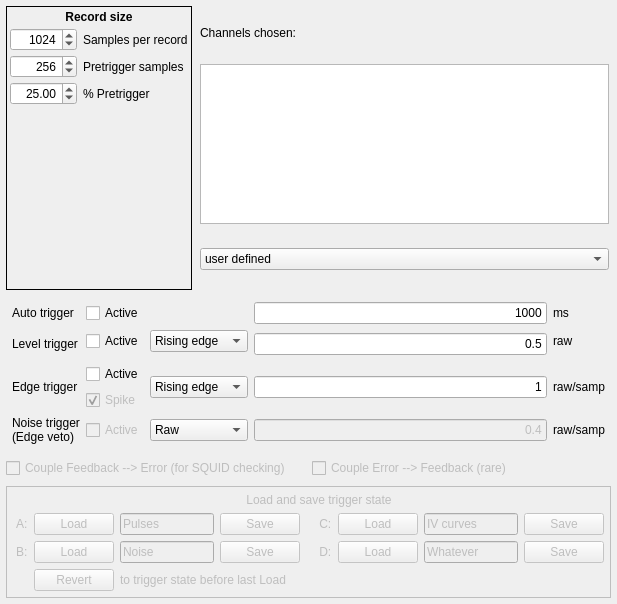
Before: the Qt Designer form triggerconfig.ui in usnistgov/dastardcommander, drawn with Qt 5.
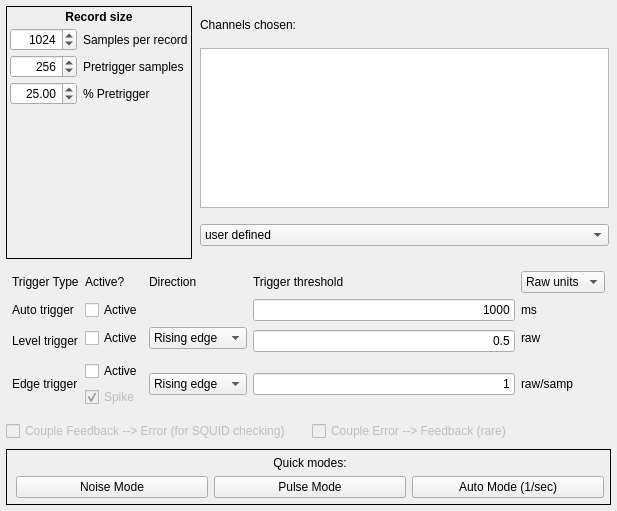
After: the same form once the commit is applied.

Commit message: Quick select buttons for noise, pulse or auto data

```diff
--- a/triggerconfig.ui
+++ b/triggerconfig.ui
@@ -7,7 +7,7 @@
     <x>0</x>
     <y>0</y>
     <width>617</width>
-    <height>604</height>
+    <height>511</height>
    </rect>
   </property>
   <property name="sizePolicy">
@@ -290,18 +290,62 @@
       <property name="verticalSpacing">
        <number>6</number>
       </property>
-      <item row="1" column="1">
-       <widget class="QCheckBox" name="levelTrigActive">
+      <item row="5" column="0" rowspan="2">
+       <widget class="QLabel" name="edgeTrigLabel">
+        <property name="text">
+         <string>Edge trigger</string>
+        </property>
+        <property name="alignment">
+         <set>Qt::AlignLeading|Qt::AlignLeft|Qt::AlignVCenter</set>
+        </property>
+        <property name="wordWrap">
+         <bool>true</bool>
+        </property>
+        <property name="margin">
+         <number>2</number>
+        </property>
+       </widget>
+      </item>
+      <item row="5" column="4" rowspan="2">
+       <widget class="QLabel" name="edgeUnitsLabel">
+        <property name="text">
+         <string>raw/samp</string>
+        </property>
+       </widget>
+      </item>
+      <item row="5" column="3" rowspan="2">
+       <widget class="QLineEdit" name="edgeEdit">
+        <property name="sizePolicy">
+         <sizepolicy hsizetype="MinimumExpanding" vsizetype="Fixed">
+          <horstretch>0</horstretch>
+          <verstretch>0</verstretch>
+         </sizepolicy>
+        </property>
+        <property name="minimumSize">
+         <size>
+          <width>10</width>
+          <height>0</height>
+         </size>
+        </property>
+        <property name="baseSize">
+         <size>
+          <width>100</width>
+          <height>0</height>
+         </size>
+        </property>
         <property name="toolTip">
          <string>Turn on level trigger for selected channels</string>
         </property>
         <property name="text">
-         <string>Active</string>
+         <string>1</string>
         </property>
+        <property name="alignment">
+         <set>Qt::AlignRight|Qt::AlignTrailing|Qt::AlignVCenter</set>
+        </property>
        </widget>
       </item>
-      <item row="1" column="3" rowspan="2">
-       <widget class="QLineEdit" name="levelEdit">
+      <item row="1" column="3">
+       <widget class="QLineEdit" name="autoTimeEdit">
         <property name="sizePolicy">
          <sizepolicy hsizetype="MinimumExpanding" vsizetype="Fixed">
           <horstretch>0</horstretch>
@@ -324,14 +368,14 @@
          <string>Raw or voltage level for the level trigger</string>
         </property>
         <property name="text">
-         <string>0.5</string>
+         <string>1000</string>
         </property>
         <property name="alignment">
          <set>Qt::AlignRight|Qt::AlignTrailing|Qt::AlignVCenter</set>
         </property>
        </widget>
       </item>
-      <item row="0" column="0">
+      <item row="1" column="0">
        <widget class="QLabel" name="autoTrigLabel">
         <property name="text">
          <string>Auto trigger</string>
@@ -341,14 +385,7 @@
         </property>
        </widget>
       </item>
-      <item row="8" column="4">
-       <widget class="QLabel" name="noiseUnitsLabel">
-        <property name="text">
-         <string>raw/samp</string>
-        </property>
-       </widget>
-      </item>
-      <item row="5" column="1">
+      <item row="6" column="1">
        <widget class="QCheckBox" name="spikeReject">
         <property name="enabled">
          <bool>false</bool>
@@ -364,15 +401,65 @@
         </property>
        </widget>
       </item>
-      <item row="0" column="4">
+      <item row="2" column="2">
+       <widget class="QComboBox" name="levelRiseFallBoth">
+        <item>
+         <property name="text">
+          <string>Rising edge</string>
+         </property>
+        </item>
+        <item>
+         <property name="text">
+          <string>Falling edge</string>
+         </property>
+        </item>
+        <item>
+         <property name="text">
+          <string>Either</string>
+         </property>
+        </item>
+       </widget>
+      </item>
+      <item row="2" column="3" rowspan="2">
+       <widget class="QLineEdit" name="levelEdit">
+        <property name="sizePolicy">
+         <sizepolicy hsizetype="MinimumExpanding" vsizetype="Fixed">
+          <horstretch>0</horstretch>
+          <verstretch>0</verstretch>
+         </sizepolicy>
+        </property>
+        <property name="minimumSize">
+         <size>
+          <width>10</width>
+          <height>0</height>
+         </size>
+        </property>
+        <property name="baseSize">
+         <size>
+          <width>100</width>
+          <height>0</height>
+         </size>
+        </property>
+        <property name="toolTip">
+         <string>Raw or voltage level for the level trigger</string>
+        </property>
+        <property name="text">
+         <string>0.5</string>
+        </property>
+        <property name="alignment">
+         <set>Qt::AlignRight|Qt::AlignTrailing|Qt::AlignVCenter</set>
+        </property>
+       </widget>
+      </item>
+      <item row="1" column="4">
        <widget class="QLabel" name="autoUnitsLabel">
         <property name="text">
          <string>ms</string>
         </property>
        </widget>
       </item>
-      <item row="4" column="1">
-       <widget class="QCheckBox" name="edgeTrigActive">
+      <item row="2" column="1">
+       <widget class="QCheckBox" name="levelTrigActive">
         <property name="toolTip">
          <string>Turn on edge trigger for selected channels</string>
         </property>
@@ -381,7 +468,7 @@
         </property>
        </widget>
       </item>
-      <item row="4" column="2" rowspan="2">
+      <item row="5" column="2" rowspan="2">
        <widget class="QComboBox" name="edgeRiseFallBoth">
         <property name="toolTip">
          <string>Trigger these channels on rising edges, falling edges, or both</string>
@@ -408,7 +495,17 @@
         </item>
        </widget>
       </item>
-      <item row="1" column="0" rowspan="2">
+      <item row="5" column="1">
+       <widget class="QCheckBox" name="edgeTrigActive">
+        <property name="toolTip">
+         <string>Turn on edge trigger for selected channels</string>
+        </property>
+        <property name="text">
+         <string>Active</string>
+        </property>
+       </widget>
+      </item>
+      <item row="2" column="0" rowspan="2">
        <widget class="QLabel" name="levelTrigLabel">
         <property name="text">
          <string>Level trigger</string>
@@ -418,81 +515,14 @@
         </property>
        </widget>
       </item>
-      <item row="4" column="0" rowspan="2">
-       <widget class="QLabel" name="edgeTrigLabel">
-        <property name="text">
-         <string>Edge trigger</string>
-        </property>
-        <property name="alignment">
-         <set>Qt::AlignLeading|Qt::AlignLeft|Qt::AlignVCenter</set>
-        </property>
-        <property name="wordWrap">
-         <bool>true</bool>
-        </property>
-        <property name="margin">
-         <number>2</number>
-        </property>
-       </widget>
-      </item>
-      <item row="4" column="3" rowspan="2">
-       <widget class="QLineEdit" name="edgeEdit">
-        <property name="sizePolicy">
-         <sizepolicy hsizetype="MinimumExpanding" vsizetype="Fixed">
-          <horstretch>0</horstretch>
-          <verstretch>0</verstretch>
-         </sizepolicy>
-        </property>
-        <property name="minimumSize">
-         <size>
-          <width>10</width>
-          <height>0</height>
-         </size>
-        </property>
-        <property name="baseSize">
-         <size>
-          <width>100</width>
-          <height>0</height>
-         </size>
-        </property>
-        <property name="toolTip">
-         <string>Slope threshhold, in Volts/ms.</string>
-        </property>
-        <property name="text">
-         <string>1</string>
-        </property>
-        <property name="alignment">
-         <set>Qt::AlignRight|Qt::AlignTrailing|Qt::AlignVCenter</set>
-        </property>
-       </widget>
-      </item>
-      <item row="4" column="4" rowspan="2">
-       <widget class="QLabel" name="edgeUnitsLabel">
-        <property name="text">
-         <string>raw/samp</string>
-        </property>
-       </widget>
-      </item>
-      <item row="1" column="4">
+      <item row="2" column="4">
        <widget class="QLabel" name="levelUnitsLabel">
         <property name="text">
          <string>raw</string>
         </property>
        </widget>
       </item>
-      <item row="8" column="1">
-       <widget class="QCheckBox" name="noiseTrigActive">
-        <property name="enabled">
-         <bool>false</bool>
-        </property>
-        <property name="toolTip">
-         <string>Turn on noise (pulse-free) trigger for selected channels</string>
-        </property>
-        <property name="text">
-         <string>Active</string>
-        </property>
-       </widget>
-      </item>
-      <item row="0" column="1">
+      <item row="1" column="1">
        <widget class="QCheckBox" name="autoTrigActive">
         <property name="toolTip">
          <string>Turn on auto-trigger for selected channels</string>
@@ -502,102 +532,7 @@
         </property>
        </widget>
       </item>
-      <item row="8" column="3">
-       <widget class="QLineEdit" name="noiseEdit">
-        <property name="enabled">
-         <bool>false</bool>
-        </property>
-        <property name="sizePolicy">
-         <sizepolicy hsizetype="MinimumExpanding" vsizetype="Fixed">
-          <horstretch>0</horstretch>
-          <verstretch>0</verstretch>
-         </sizepolicy>
-        </property>
-        <property name="minimumSize">
-         <size>
-          <width>10</width>
-          <height>0</height>
-         </size>
-        </property>
-        <property name="baseSize">
-         <size>
-          <width>100</width>
-          <height>0</height>
-         </size>
-        </property>
-        <property name="toolTip">
-         <string>Pulses large than this threshold are NOT recorded in noise trigger mode.</string>
-        </property>
-        <property name="text">
-         <string>0.4</string>
-        </property>
-        <property name="alignment">
-         <set>Qt::AlignRight|Qt::AlignTrailing|Qt::AlignVCenter</set>
-        </property>
-       </widget>
-      </item>
-      <item row="1" column="2">
-       <widget class="QComboBox" name="levelRiseFallBoth">
-        <item>
-         <property name="text">
-          <string>Rising edge</string>
-         </property>
-        </item>
-        <item>
-         <property name="text">
-          <string>Falling edge</string>
-         </property>
-        </item>
-        <item>
-         <property name="text">
-          <string>Either</string>
-         </property>
-        </item>
-       </widget>
-      </item>
-      <item row="0" column="3">
-       <widget class="QLineEdit" name="autoTimeEdit">
-        <property name="sizePolicy">
-         <sizepolicy hsizetype="MinimumExpanding" vsizetype="Fixed">
-          <horstretch>0</horstretch>
-          <verstretch>0</verstretch>
-         </sizepolicy>
-        </property>
-        <property name="minimumSize">
-         <size>
-          <width>10</width>
-          <height>0</height>
-         </size>
-        </property>
-        <property name="baseSize">
-         <size>
-          <width>100</width>
-          <height>0</height>
-         </size>
-        </property>
-        <property name="toolTip">
-         <string>Time between auto triggers (ms)</string>
-        </property>
-        <property name="text">
-         <string>1000</string>
-        </property>
-        <property name="alignment">
-         <set>Qt::AlignRight|Qt::AlignTrailing|Qt::AlignVCenter</set>
-        </property>
-       </widget>
-      </item>
-      <item row="8" column="0">
-       <widget class="QLabel" name="noiseTrigLabel">
-        <property name="text">
-         <string>Noise trigger
-(Edge veto)</string>
-        </property>
-        <property name="margin">
-         <number>2</number>
-        </property>
-       </widget>
-      </item>
-      <item row="8" column="2">
+      <item row="0" column="4">
        <widget class="QComboBox" name="levelVoltsRaw">
         <property name="toolTip">
          <string>Units for the level trigger value</string>
@@ -612,11 +547,42 @@
         </item>
         <item>
          <property name="text">
-          <string>Raw</string>
+          <string>Raw units</string>
          </property>
         </item>
        </widget>
       </item>
+      <item row="0" column="0">
+       <widget class="QLabel" name="label_2">
+        <property name="text">
+         <string>Trigger Type</string>
+        </property>
+        <property name="margin">
+         <number>-1</number>
+        </property>
+       </widget>
+      </item>
+      <item row="0" column="1">
+       <widget class="QLabel" name="label_3">
+        <property name="text">
+         <string>Active?</string>
+        </property>
+       </widget>
+      </item>
+      <item row="0" column="3">
+       <widget class="QLabel" name="label_4">
+        <property name="text">
+         <string>Trigger threshold</string>
+        </property>
+       </widget>
+      </item>
+      <item row="0" column="2">
+       <widget class="QLabel" name="label_5">
+        <property name="text">
+         <string>Direction</string>
+        </property>
+       </widget>
+      </item>
      </layout>
     </widget>
    </item>
@@ -661,12 +627,12 @@
    <item>
     <widget class="QFrame" name="triggerLoadSaveFrame">
      <property name="enabled">
-      <bool>false</bool>
+      <bool>true</bool>
      </property>
      <property name="frameShape">
       <enum>QFrame::Panel</enum>
      </property>
-     <layout class="QGridLayout" name="triggerSaveLayout" columnstretch="0,0,0,0,0,0,0,0">
+     <layout class="QGridLayout" name="gridLayout_2">
       <property name="topMargin">
        <number>6</number>
       </property>
@@ -676,150 +642,21 @@
       <property name="bottomMargin">
        <number>6</number>
       </property>
-      <property name="spacing">
-       <number>6</number>
-      </property>
-      <item row="3" column="2" colspan="4">
-       <widget class="QLabel" name="revertLabel">
-        <property name="text">
-         <string>to trigger state before last Load</string>
-        </property>
-       </widget>
-      </item>
-      <item row="3" column="1">
-       <widget class="QPushButton" name="loadTriggerRevert">
-        <property name="toolTip">
-         <string>Undo the last trigger state load</string>
-        </property>
-        <property name="text">
-         <string>Revert</string>
-        </property>
-       </widget>
-      </item>
-      <item row="2" column="4">
-       <widget class="QLabel" name="label_4">
-        <property name="text">
-         <string>    D:</string>
-        </property>
-       </widget>
-      </item>
-      <item row="1" column="4">
-       <widget class="QLabel" name="label_3">
-        <property name="text">
-         <string>    C:</string>
-        </property>
-       </widget>
-      </item>
-      <item row="0" column="2" colspan="5">
-       <widget class="QLabel" name="triggerSaveLabel">
-        <property name="text">
-         <string>Load and save trigger state</string>
-        </property>
-        <property name="alignment">
-         <set>Qt::AlignCenter</set>
-        </property>
-       </widget>
-      </item>
-      <item row="2" column="6">
-       <widget class="QLineEdit" name="nameTriggerD">
-        <property name="toolTip">
-         <string>Mnemonic label for trigger state D</string>
-        </property>
-        <property name="whatsThis">
-         <string>This label helps you to remember the meaning of saved trigger state D</string>
-        </property>
-        <property name="text">
-         <string>Whatever</string>
-        </property>
-       </widget>
-      </item>
-      <item row="2" column="7">
-       <widget class="QPushButton" name="saveTriggerD">
-        <property name="toolTip">
-         <string>Save current trigger state in slot D</string>
-        </property>
-        <property name="text">
-         <string>Save</string>
-        </property>
-       </widget>
-      </item>
-      <item row="1" column="7">
-       <widget class="QPushButton" name="saveTriggerC">
-        <property name="toolTip">
-         <string>Save current trigger state in slot C</string>
-        </property>
-        <property name="text">
-         <string>Save</string>
-        </property>
-       </widget>
-      </item>
-      <item row="1" column="5">
-       <widget class="QPushButton" name="loadTriggerC">
-        <property name="enabled">
-         <bool>false</bool>
-        </property>
-        <property name="toolTip">
-         <string>Load current trigger state from slot C</string>
-        </property>
-        <property name="text">
-         <string>Load</string>
-        </property>
-       </widget>
-      </item>
-      <item row="2" column="5">
-       <widget class="QPushButton" name="loadTriggerD">
-        <property name="enabled">
-         <bool>false</bool>
-        </property>
-        <property name="toolTip">
-         <string>Load current trigger state from slot D</string>
-        </property>
-        <property name="text">
-         <string>Load</string>
-        </property>
-       </widget>
-      </item>
-      <item row="1" column="6">
-       <widget class="QLineEdit" name="nameTriggerC">
-        <property name="toolTip">
-         <string>Mnemonic label for trigger state C</string>
-        </property>
-        <property name="whatsThis">
-         <string>This label helps you to remember the meaning of saved trigger state C</string>
-        </property>
-        <property name="text">
-         <string>IV curves</string>
-        </property>
-       </widget>
-      </item>
       <item row="1" column="1">
        <widget class="QPushButton" name="loadTriggerA">
         <property name="enabled">
-         <bool>false</bool>
+         <bool>true</bool>
         </property>
         <property name="toolTip">
          <string>Load current trigger state from slot A</string>
         </property>
         <property name="text">
-         <string>Load</string>
-        </property>
-       </widget>
-      </item>
-      <item row="2" column="2">
-       <widget class="QLineEdit" name="nameTriggerB">
-        <property name="toolTip">
-         <string>Mnemonic label for trigger state B</string>
-        </property>
-        <property name="whatsThis">
-         <string>This label helps you to remember the meaning of saved trigger state B</string>
-        </property>
-        <property name="text">
-         <string>Noise</string>
+         <string>Pulse Mode</string>
         </property>
        </widget>
       </item>
       <item row="1" column="2">
-       <widget class="QLineEdit" name="nameTriggerA">
+       <widget class="QPushButton" name="auto1psModeButton">
         <property name="toolTip">
          <string>Mnemonic label for trigger state A</string>
         </property>
@@ -827,54 +664,27 @@
          <string>This label helps you to remember the meaning of saved trigger state A</string>
         </property>
         <property name="text">
-         <string>Pulses</string>
-        </property>
-       </widget>
-      </item>
-      <item row="2" column="0">
-       <widget class="QLabel" name="label_2">
-        <property name="text">
-         <string>B:</string>
+         <string>Auto Mode (1/sec)</string>
         </property>
        </widget>
       </item>
       <item row="1" column="0">
+       <widget class="QPushButton" name="noiseModeButton">
+        <property name="toolTip">
+         <string>Switch to noise data mode</string>
+        </property>
+        <property name="text">
+         <string>Noise Mode</string>
+        </property>
+       </widget>
+      </item>
+      <item row="0" column="1">
        <widget class="QLabel" name="label">
         <property name="text">
-         <string>A:</string>
+         <string>Quick modes:</string>
         </property>
-       </widget>
-      </item>
-      <item row="2" column="1">
-       <widget class="QPushButton" name="loadTriggerB">
-        <property name="enabled">
-         <bool>false</bool>
-        </property>
-        <property name="toolTip">
-         <string>Load current trigger state from slot B</string>
-        </property>
-        <property name="text">
-         <string>Load</string>
-        </property>
-       </widget>
-      </item>
-      <item row="1" column="3">
-       <widget class="QPushButton" name="saveTriggerA">
-        <property name="toolTip">
-         <string>Save current trigger state in slot A</string>
-        </property>
-        <property name="text">
-         <string>Save</string>
-        </property>
-       </widget>
-      </item>
-      <item row="2" column="3">
-       <widget class="QPushButton" name="saveTriggerB">
-        <property name="toolTip">
-         <string>Save current trigger state in slot B</string>
-        </property>
-        <property name="text">
-         <string>Save</string>
+        <property name="alignment">
+         <set>Qt::AlignCenter</set>
         </property>
        </widget>
       </item>
```
Left out of the diff: 137 changed lines with no effect on the pictures. The commit also changes 3 other files.
